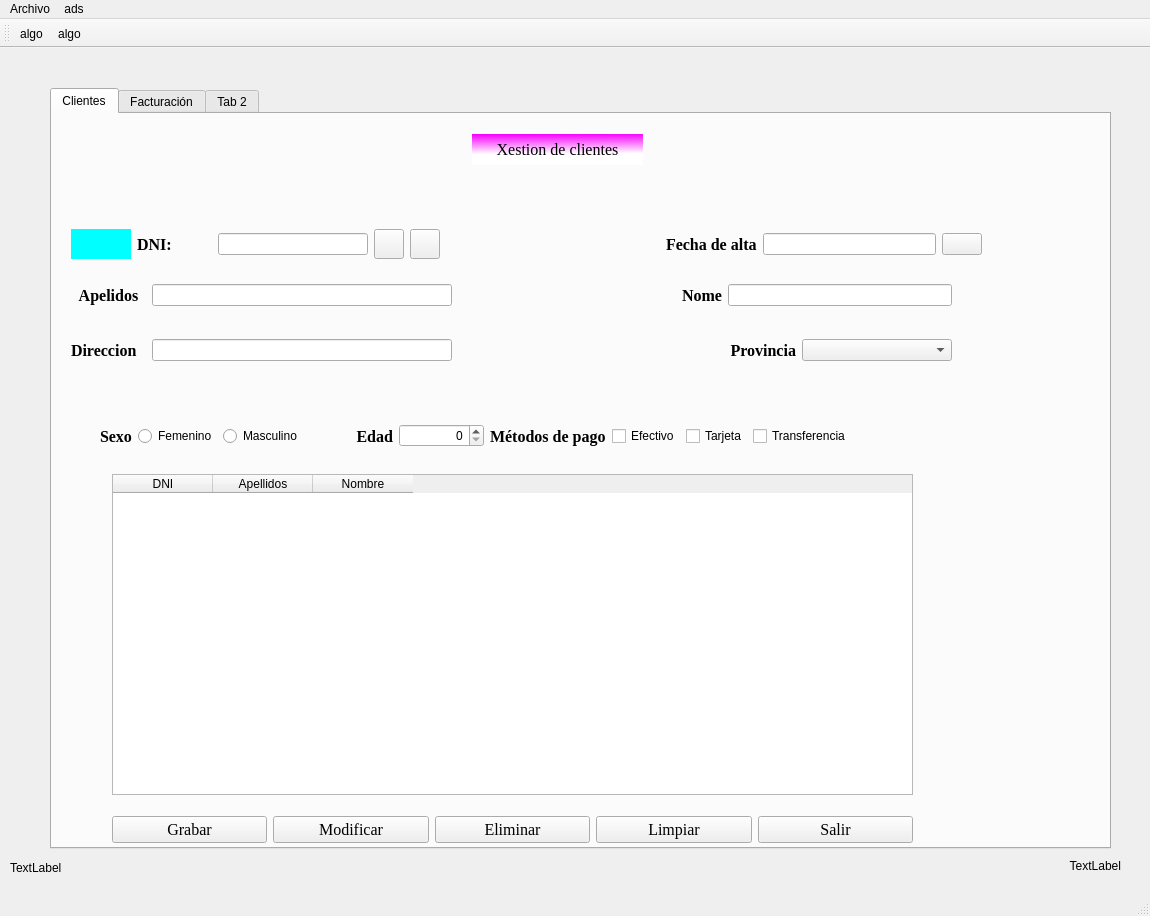
This is Ventana.ui in roxep5/PrimerProyectoPython as Qt 5 draws it before an edit. The edited form follows.
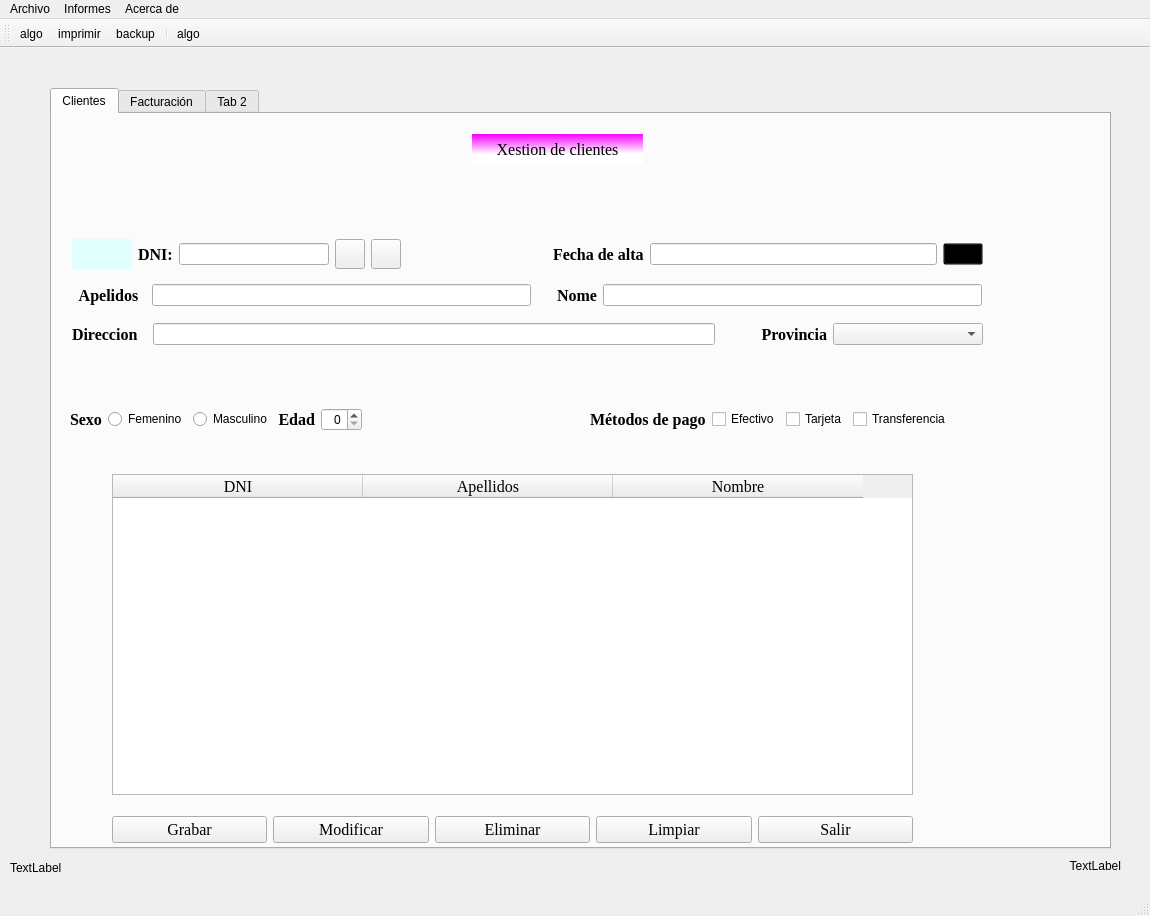
This is the edited form. Icons and pictures are not drawn.

```diff
--- a/Ventana.ui
+++ b/Ventana.ui
@@ -78,7 +78,7 @@
        <rect>
         <x>19</x>
         <y>170</y>
-        <width>881</width>
+        <width>911</width>
         <height>22</height>
        </rect>
       </property>
@@ -123,7 +123,7 @@
          </property>
          <property name="maximumSize">
           <size>
-           <width>300</width>
+           <width>1000</width>
            <height>16777215</height>
           </size>
          </property>
@@ -135,12 +135,12 @@
           <enum>Qt::Horizontal</enum>
          </property>
          <property name="sizeType">
-          <enum>QSizePolicy::MinimumExpanding</enum>
+          <enum>QSizePolicy::Fixed</enum>
          </property>
          <property name="sizeHint" stdset="0">
           <size>
-           <width>30</width>
-           <height>20</height>
+           <width>20</width>
+           <height>10</height>
           </size>
          </property>
         </spacer>
@@ -173,7 +173,7 @@
         <widget class="QLineEdit" name="lnNome">
          <property name="maximumSize">
           <size>
-           <width>300</width>
+           <width>1000</width>
            <height>16777215</height>
           </size>
          </property>
@@ -184,10 +184,10 @@
      <widget class="QWidget" name="layoutWidget">
       <property name="geometry">
        <rect>
-        <x>19</x>
+        <x>20</x>
         <y>200</y>
-        <width>881</width>
-        <height>73</height>
+        <width>911</width>
+        <height>41</height>
        </rect>
       </property>
       <layout class="QHBoxLayout" name="horizontalLayout_3">
@@ -228,7 +228,7 @@
          </property>
          <property name="maximumSize">
           <size>
-           <width>300</width>
+           <width>900</width>
            <height>16777215</height>
           </size>
          </property>
@@ -239,6 +239,9 @@
          <property name="orientation">
           <enum>Qt::Horizontal</enum>
          </property>
+         <property name="sizeType">
+          <enum>QSizePolicy::Fixed</enum>
+         </property>
          <property name="sizeHint" stdset="0">
           <size>
            <width>40</width>
@@ -292,10 +295,10 @@
      <widget class="QWidget" name="layoutWidget">
       <property name="geometry">
        <rect>
-        <x>48</x>
+        <x>18</x>
         <y>290</y>
-        <width>751</width>
-        <height>64</height>
+        <width>881</width>
+        <height>31</height>
        </rect>
       </property>
       <layout class="QHBoxLayout" name="horizontalLayout_6">
@@ -372,6 +375,19 @@
        </item>
        <item>
         <layout class="QHBoxLayout" name="horizontalLayout_5">
+         <item>
+          <spacer name="horizontalSpacer_4">
+           <property name="orientation">
+            <enum>Qt::Horizontal</enum>
+           </property>
+           <property name="sizeHint" stdset="0">
+            <size>
+             <width>40</width>
+             <height>20</height>
+            </size>
+           </property>
+          </spacer>
+         </item>
          <item>
           <widget class="QLabel" name="lblMetodoPago">
            <property name="font">
@@ -428,10 +444,10 @@
      <widget class="QWidget" name="layoutWidget">
       <property name="geometry">
        <rect>
-        <x>19</x>
-        <y>100</y>
+        <x>20</x>
+        <y>120</y>
         <width>911</width>
-        <height>60</height>
+        <height>41</height>
        </rect>
       </property>
       <layout class="QHBoxLayout" name="horizontalLayout">
@@ -449,8 +465,11 @@
            <height>30</height>
           </size>
          </property>
+         <property name="layoutDirection">
+          <enum>Qt::RightToLeft</enum>
+         </property>
          <property name="styleSheet">
-          <string notr="true">background-color: 	#00FFFF</string>
+          <string notr="true">background-color: rgb(225, 255, 253)</string>
          </property>
          <property name="text">
           <string/>
@@ -461,13 +480,13 @@
         <widget class="QLabel" name="lbldni">
          <property name="minimumSize">
           <size>
-           <width>75</width>
+           <width>20</width>
            <height>0</height>
           </size>
          </property>
          <property name="maximumSize">
           <size>
-           <width>75</width>
+           <width>40</width>
            <height>16777215</height>
           </size>
          </property>
@@ -494,7 +513,7 @@
          </property>
          <property name="maximumSize">
           <size>
-           <width>20</width>
+           <width>30</width>
            <height>16777215</height>
           </size>
          </property>
@@ -574,7 +593,7 @@
           <enum>Qt::Horizontal</enum>
          </property>
          <property name="sizeType">
-          <enum>QSizePolicy::Expanding</enum>
+          <enum>QSizePolicy::Fixed</enum>
          </property>
          <property name="sizeHint" stdset="0">
           <size>
@@ -604,6 +623,12 @@
        </item>
        <item>
         <widget class="QPushButton" name="btnCalendar">
+         <property name="autoFillBackground">
+          <bool>false</bool>
+         </property>
+         <property name="styleSheet">
+          <string notr="true">background-color: rgba(0,0,0,0)</string>
+         </property>
          <property name="text">
           <string/>
          </property>
@@ -614,7 +639,7 @@
          <property name="iconSize">
           <size>
            <width>50</width>
-           <height>50</height>
+           <height>30</height>
           </size>
          </property>
         </widget>
@@ -654,20 +679,53 @@
         <property name="frameShape">
          <enum>QFrame::NoFrame</enum>
         </property>
+        <attribute name="horizontalHeaderDefaultSectionSize">
+         <number>250</number>
+        </attribute>
         <column>
          <property name="text">
           <string>DNI</string>
          </property>
+         <property name="toolTip">
+          <string/>
+         </property>
+         <property name="font">
+          <font>
+           <family>Times New Roman</family>
+           <pointsize>12</pointsize>
+          </font>
+         </property>
+         <property name="textAlignment">
+          <set>AlignCenter</set>
+         </property>
         </column>
         <column>
          <property name="text">
           <string>Apellidos</string>
          </property>
+         <property name="font">
+          <font>
+           <family>Times New Roman</family>
+           <pointsize>12</pointsize>
+          </font>
+         </property>
+         <property name="textAlignment">
+          <set>AlignCenter</set>
+         </property>
         </column>
         <column>
          <property name="text">
           <string>Nombre</string>
          </property>
+         <property name="font">
+          <font>
+           <family>Times New Roman</family>
+           <pointsize>12</pointsize>
+          </font>
+         </property>
+         <property name="textAlignment">
+          <set>AlignCenter</set>
+         </property>
         </column>
        </widget>
       </widget>
@@ -808,16 +866,26 @@
      <string>Archivo</string>
     </property>
     <addaction name="actionArchivo"/>
+    <addaction name="actionimprimir_2"/>
     <addaction name="separator"/>
     <addaction name="actionsalir"/>
    </widget>
-   <widget class="QMenu" name="menuads">
+   <widget class="QMenu" name="menuinformes">
     <property name="title">
-     <string>ads</string>
+     <string>Informes</string>
+    </property>
+    <addaction name="actionListado_de_clientes"/>
+    <addaction name="actionImprimir_factura"/>
+    <addaction name="actionListado_productos"/>
+   </widget>
+   <widget class="QMenu" name="menuAcerca_de">
+    <property name="title">
+     <string>Acerca de</string>
     </property>
    </widget>
    <addaction name="menuArchivo"/>
-   <addaction name="menuads"/>
+   <addaction name="menuinformes"/>
+   <addaction name="menuAcerca_de"/>
   </widget>
   <widget class="QStatusBar" name="statusbar"/>
   <widget class="QToolBar" name="toolBar">
@@ -842,7 +910,10 @@
    <attribute name="toolBarBreak">
     <bool>false</bool>
    </attribute>
-   <addaction name="actionalgo"/>
+   <addaction name="toolbarAbrir"/>
+   <addaction name="toolbarImprimir"/>
+   <addaction name="toolbarBackup"/>
+   <addaction name="separator"/>
    <addaction name="toolbarSalir"/>
   </widget>
   <action name="actionsalir">
@@ -873,7 +944,7 @@
     <bool>false</bool>
    </property>
   </action>
-  <action name="actionalgo">
+  <action name="toolbarAbrir">
    <property name="icon">
     <iconset resource="img/abrircarpeta.qrc">
      <normaloff>:/newPrefix/62319.png</normaloff>:/newPrefix/62319.png</iconset>
@@ -882,6 +953,48 @@
     <string>algo</string>
    </property>
   </action>
+  <action name="toolbarImprimir">
+   <property name="icon">
+    <iconset resource="img/imprimir.qrc">
+     <normaloff>:/newPrefix/imprimir.png</normaloff>:/newPrefix/imprimir.png</iconset>
+   </property>
+   <property name="text">
+    <string>imprimir</string>
+   </property>
+  </action>
+  <action name="toolbarBackup">
+   <property name="icon">
+    <iconset resource="img/backup.qrc">
+     <normaloff>:/newPrefix/databackup_theapplication_dedatos_3366.png</normaloff>:/newPrefix/databackup_theapplication_dedatos_3366.png</iconset>
+   </property>
+   <property name="text">
+    <string>backup</string>
+   </property>
+  </action>
+  <action name="actionimprimir_2">
+   <property name="icon">
+    <iconset resource="img/imprimir.qrc">
+     <normaloff>:/newPrefix/imprimir.png</normaloff>:/newPrefix/imprimir.png</iconset>
+   </property>
+   <property name="text">
+    <string>imprimir</string>
+   </property>
+  </action>
+  <action name="actionListado_de_clientes">
+   <property name="text">
+    <string>Listado de clientes</string>
+   </property>
+  </action>
+  <action name="actionImprimir_factura">
+   <property name="text">
+    <string>Imprimir factura</string>
+   </property>
+  </action>
+  <action name="actionListado_productos">
+   <property name="text">
+    <string>Listado productos</string>
+   </property>
+  </action>
  </widget>
  <resources>
   <include location="img/calendar.qrc"/>
```
Left out of the diff: 2 changed lines with no effect on the pictures.
